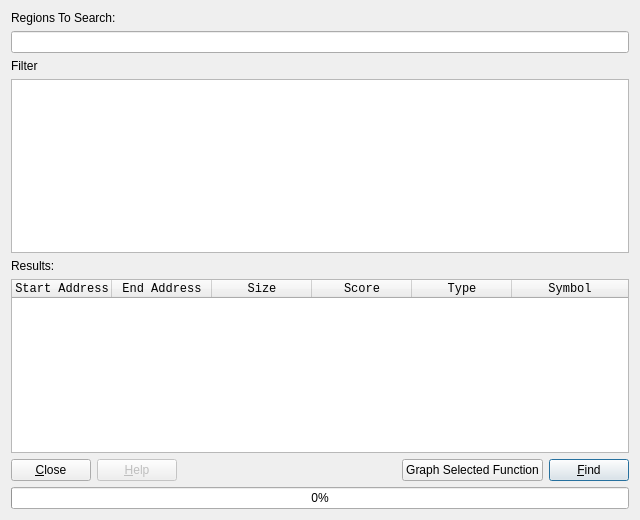
Old version of the form plugins/FunctionFinder/DialogFunctions.ui in the repository eteran/edb-debugger.
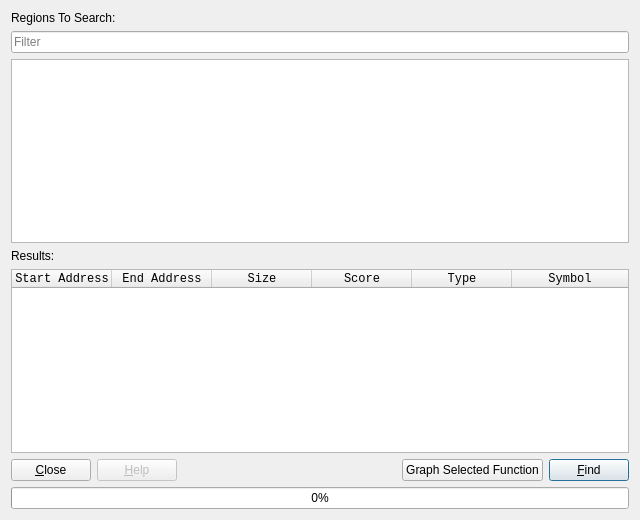
New version of the form. Icons and pictures are not drawn.

Commit message: using placeholder text instead of labels, creates a cleaner UI look and has been available since Qt 4.7

Patch:
```diff
--- a/plugins/FunctionFinder/DialogFunctions.ui
+++ b/plugins/FunctionFinder/DialogFunctions.ui
@@ -23,11 +23,8 @@
     </widget>
    </item>
    <item>
-    <widget class="QLineEdit" name="txtSearch"/>
-   </item>
-   <item>
-    <widget class="QLabel" name="label">
-     <property name="text">
+    <widget class="QLineEdit" name="txtSearch">
+     <property name="placeholderText">
       <string>Filter</string>
      </property>
     </widget>
@@ -129,7 +126,7 @@
       <property name="text">
        <string>Symbol</string>
       </property>
-     </column>	 
+     </column>
     </widget>
    </item>
    <item>
```
Left out of the diff: 9 changed lines with no effect on the pictures. The commit also changes 9 other files.
